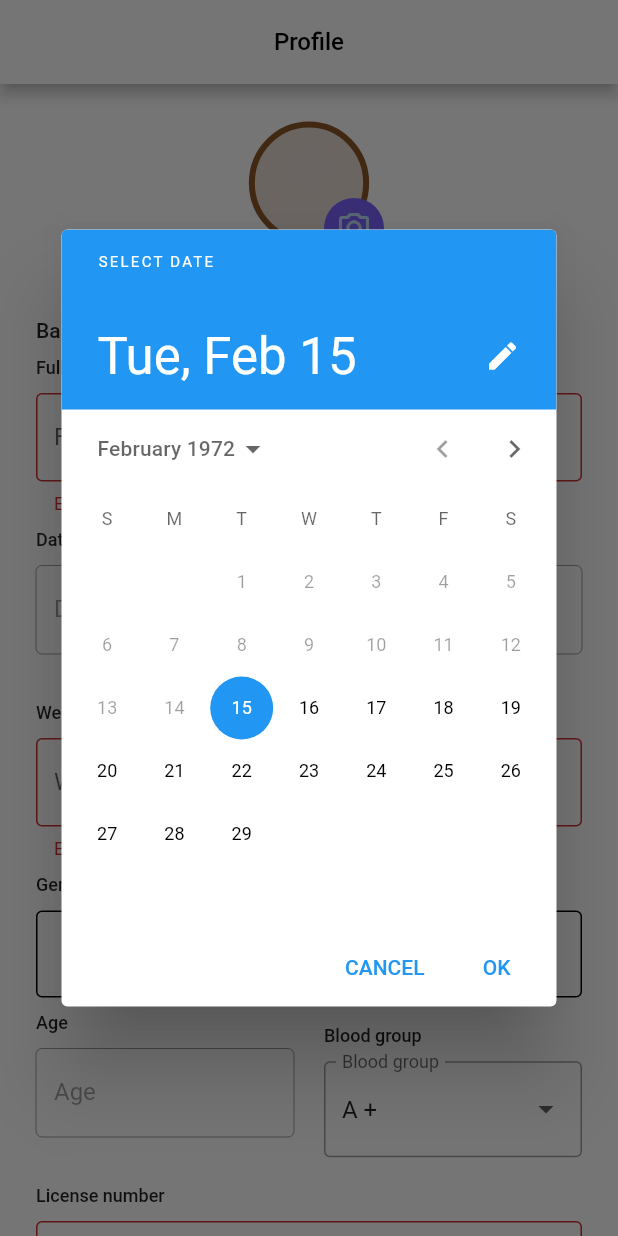
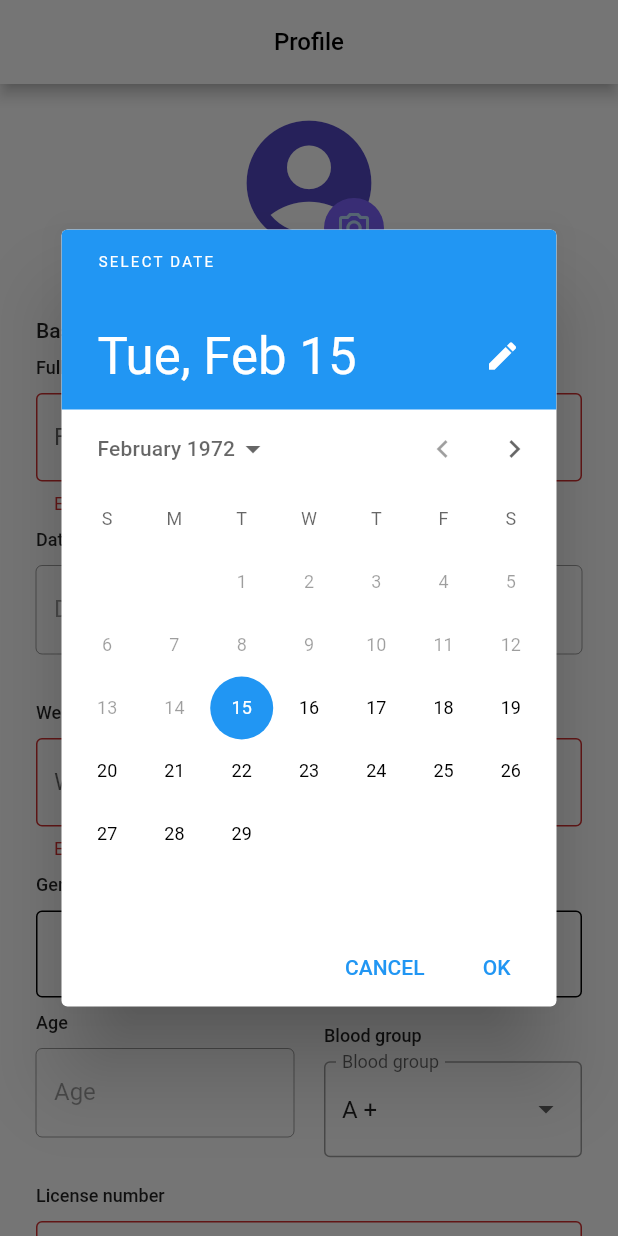
Before and after one commit to Nana-Kwame-bot/buzz_ai, a Flutter app: the screen it shows once a user with an empty profile is signed in, after a tap on "Date of birth", on a phone screen of 412 x 824 dp. Run offline on Flutter 3.47's test engine with Material 2 defaults, Android fonts, the phone set to English and light mode, and no system bars; our stand-ins replace auto_size_text, cloud_firestore, connectivity_plus, fancy_bottom_navigation, firebase_auth, firebase_core and 17 more; missing offline and left inert: activity_recognition_flutter, bringtoforeground, flutter_background_service, flutter_google_places, flutter_polyline_points, flutter_sound and 5 more; accounts and stored records are empty; statements that could not run were skipped.

Commit message:
changed profile image from lottie to icon

```diff
--- a/lib/main.dart
+++ b/lib/main.dart
@@ -49,11 +49,11 @@ Future<void> initialize() async {
   double accelerometerMaxRange =
       await sensorListChannel.invokeMethod("accelerometer_max_range");
 
-  if (accelerometerMaxRange < 40) {
-    log("In-compatible device. Accelerometer capacity: $accelerometerMaxRange");
-    maxAccelerometerValue = accelerometerMaxRange;
-    _deviceHasCapableAccelerometer = false;
-  }
+  // if (accelerometerMaxRange < 40) {
+  //   log("In-compatible device. Accelerometer capacity: $accelerometerMaxRange");
+  //   maxAccelerometerValue = accelerometerMaxRange;
+  //   _deviceHasCapableAccelerometer = false;
+  // }
 
   log("Device compatible to run. Accelerometer capacity: $accelerometerMaxRange");
 
--- a/lib/screens/home/home_screen.dart
+++ b/lib/screens/home/home_screen.dart
@@ -230,7 +230,7 @@ class _HomeScreenState extends State<HomeScreen> with AutomaticKeepAliveClientMi
                                 context: context,
                                 mode: Mode.overlay,
                                 language: "en",
-                                components: []
+                                components: [],
                                 apiKey: apiKey,
                                 onError: (PlacesAutocompleteResponse value) {
                                   onError(value, context);
--- a/lib/screens/profile_screen/widgets/image_pick.dart
+++ b/lib/screens/profile_screen/widgets/image_pick.dart
@@ -5,7 +5,6 @@ import 'package:buzz_ai/controllers/profile/image_pick/image_pick_controller.dar
 import 'package:buzz_ai/controllers/profile/user_profile/user_profile_controller.dart';
 import 'package:buzz_ai/services/config.dart';
 import 'package:flutter/material.dart';
-import 'package:lottie/lottie.dart';
 import 'package:provider/provider.dart';
 
 class ImagePick extends StatelessWidget {
@@ -94,8 +93,10 @@ class ImagePick extends StatelessWidget {
                       child: !(value.basicDetail.imageURL == null ||
                               value.basicDetail.imageURL == '')
                           ? null
-                          : Lottie.asset(
-                              'assets/lottie/profile.json',
+                          : const Icon(
+                              Icons.account_circle,
+                              color: defaultColor,
+                              size: 100,
                             ),
                     );
                   },
--- a/pubspec.yaml
+++ b/pubspec.yaml
@@ -37,7 +37,6 @@ dependencies:
   fancy_bottom_navigation: ^0.3.3
   image_picker: ^0.8.4+4
   animations: ^2.0.2
-  lottie: ^1.2.1
   fluttertoast: ^8.0.8
   intl: ^0.17.0
   intl_phone_field: ^2.1.0
```
Also changed, not shown: assets/lottie/profile.json (deleted, +0 -1 lines), pubspec.lock.
